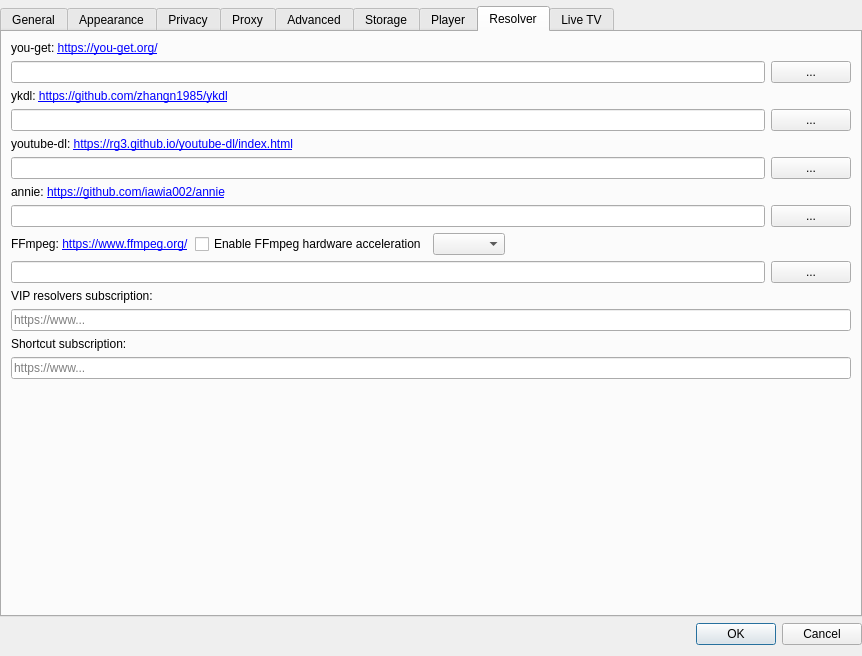
Above: src/desktop/ui/settings.ui from missdeer/imchenwen before the change. Below: the same form after it.
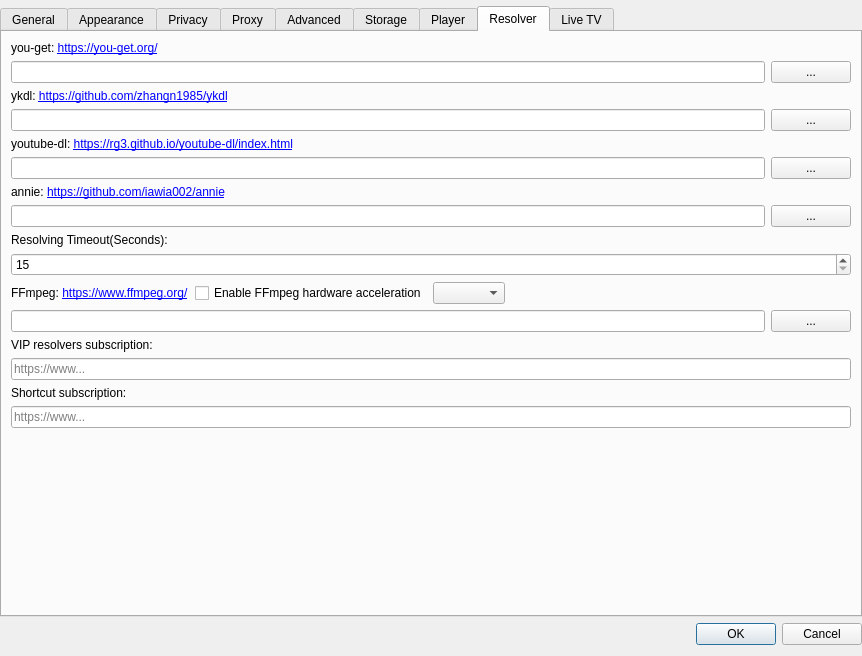
That is the form after the change. The open tabs and pages were chosen to show the change.

Commit message: (+)add resolving timeout configuration item

The edit to the form file:
```diff
--- a/src/desktop/ui/settings.ui
+++ b/src/desktop/ui/settings.ui
@@ -1094,6 +1094,23 @@
          </item>
         </layout>
        </item>
+       <item>
+        <widget class="QLabel" name="label_41">
+         <property name="text">
+          <string>Resolving Timeout(Seconds):</string>
+         </property>
+        </widget>
+       </item>
+       <item>
+        <widget class="QSpinBox" name="edtResolvingTimeout">
+         <property name="minimum">
+          <number>15</number>
+         </property>
+         <property name="maximum">
+          <number>900</number>
+         </property>
+        </widget>
+       </item>
        <item>
         <layout class="QHBoxLayout" name="horizontalLayout_7" stretch="0,0,0,1">
          <item>
```
The commit also changes 5 other files.
